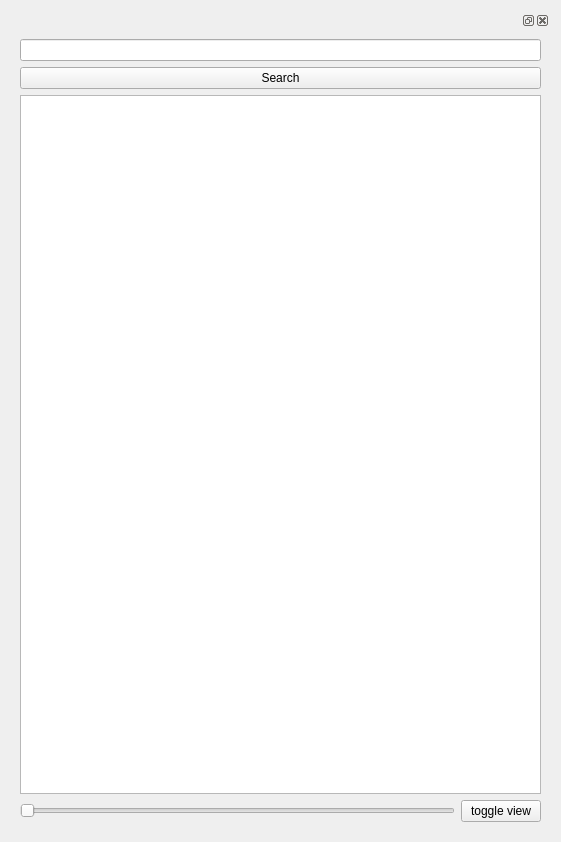
This is frontend/ui/lexicart.ui in XmYx/ainodes-pyside as Qt 5 draws it before an edit. The edited form follows.
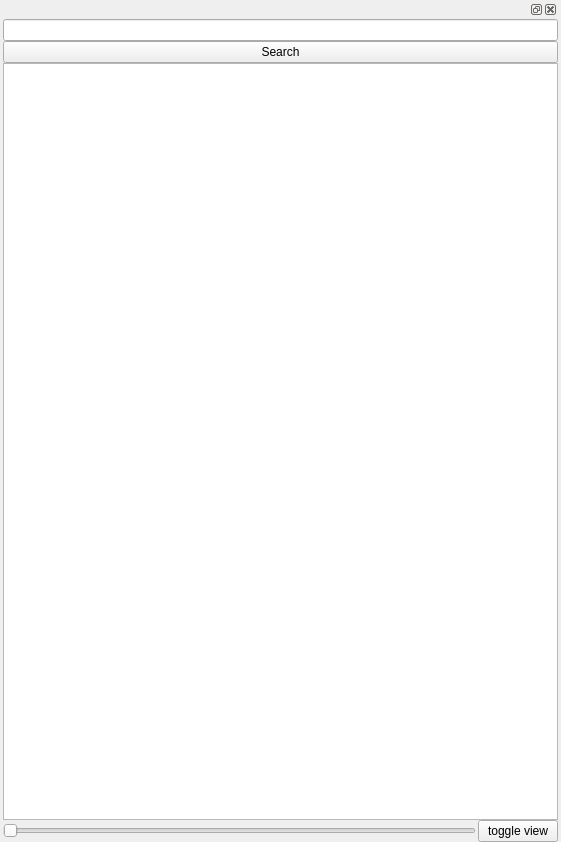
This is the edited form.

The edit to the form file:
```diff
--- a/frontend/ui/lexicart.ui
+++ b/frontend/ui/lexicart.ui
@@ -14,10 +14,40 @@
    <string>Form</string>
   </property>
   <layout class="QHBoxLayout" name="horizontalLayout">
+   <property name="spacing">
+    <number>0</number>
+   </property>
+   <property name="leftMargin">
+    <number>3</number>
+   </property>
+   <property name="topMargin">
+    <number>0</number>
+   </property>
+   <property name="rightMargin">
+    <number>3</number>
+   </property>
+   <property name="bottomMargin">
+    <number>0</number>
+   </property>
    <item>
     <widget class="QDockWidget" name="dockWidget">
      <widget class="QWidget" name="dockWidgetContents">
       <layout class="QVBoxLayout" name="verticalLayout">
+       <property name="spacing">
+        <number>0</number>
+       </property>
+       <property name="leftMargin">
+        <number>0</number>
+       </property>
+       <property name="topMargin">
+        <number>0</number>
+       </property>
+       <property name="rightMargin">
+        <number>0</number>
+       </property>
+       <property name="bottomMargin">
+        <number>0</number>
+       </property>
        <item>
         <widget class="QLineEdit" name="query"/>
        </item>
@@ -52,6 +82,12 @@
        </item>
        <item>
         <layout class="QGridLayout" name="gridLayout">
+         <property name="horizontalSpacing">
+          <number>2</number>
+         </property>
+         <property name="verticalSpacing">
+          <number>0</number>
+         </property>
          <item row="0" column="0">
           <widget class="QSlider" name="zoom">
            <property name="orientation">
```
